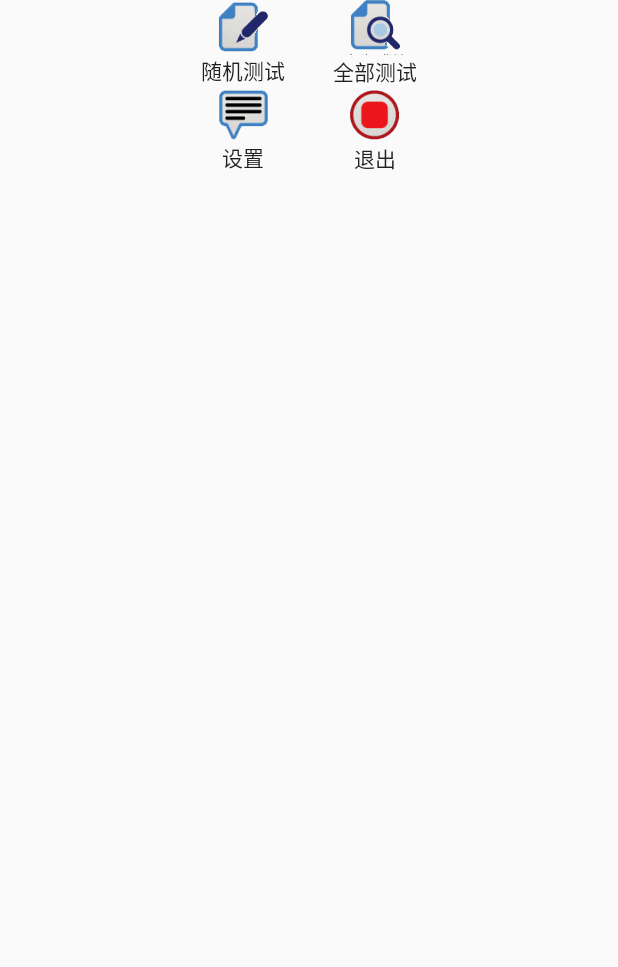
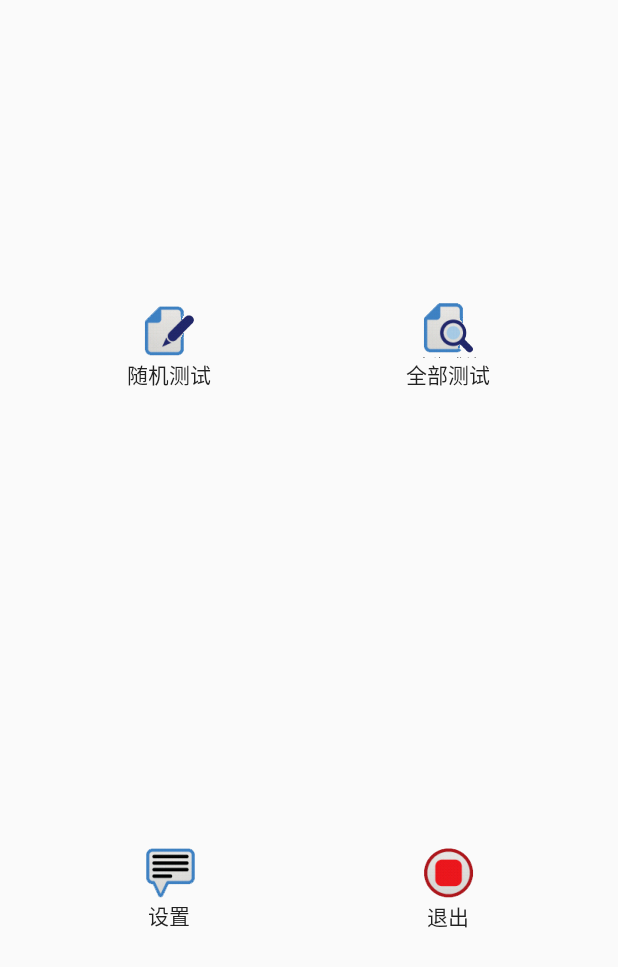
Before and after one commit to lxyheart/lxyjkbd, an Android app: the layout activity_main.xml on its own in the app's theme, with its tools: preview values and no code run, on a phone screen of 412 x 824 dp. Shown: the top 967 px of the screen. Run offline under Robolectric (Android 15) with nearby library versions, the phone set to English and light mode, and no system bars.

Commit message:
进一步修改主界面布局

```diff
--- a/app/src/main/res/layout/activity_main.xml
+++ b/app/src/main/res/layout/activity_main.xml
@@ -7,21 +7,28 @@
     <LinearLayout
         android:layout_width="match_parent"
         android:layout_height="wrap_content"
+        android:layout_weight="1"
         android:gravity="center"
         >
         <Button
-            android:layout_width="wrap_content"
+            android:layout_width="match_parent"
             android:layout_height="wrap_content"
             android:drawableTop="@mipmap/main_menu_exam"
             android:text="随机测试"
             android:background="@null"
+            android:layout_weight="1"
+            android:layout_marginLeft="20dp"
+            android:layout_marginTop="25dp"
             />
         <Button
-            android:layout_width="wrap_content"
+            android:layout_width="match_parent"
             android:layout_height="wrap_content"
             android:drawableTop="@mipmap/main_menu_result"
             android:text="全部测试"
             android:background="@null"
+            android:layout_weight="1"
+            android:layout_marginRight="20dp"
+            android:layout_marginTop="25dp"
             />
 
     </LinearLayout>
@@ -29,20 +36,27 @@
         android:layout_width="match_parent"
         android:layout_height="wrap_content"
         android:gravity="center"
+        android:layout_weight="1"
         >
         <Button
-            android:layout_width="wrap_content"
+            android:layout_width="match_parent"
             android:layout_height="wrap_content"
             android:drawableTop="@mipmap/main_menu_message"
             android:text="设置"
             android:background="@null"
+            android:layout_weight="1"
+            android:layout_marginLeft="20dp"
+            android:layout_marginBottom="25dp"
             />
         <Button
-            android:layout_width="wrap_content"
+            android:layout_width="match_parent"
             android:layout_height="wrap_content"
             android:drawableTop="@mipmap/main_menu_exit"
             android:text="退出"
             android:background="@null"
+            android:layout_weight="1"
+            android:layout_marginRight="20dp"
+            android:layout_marginBottom="25dp"
             />
 
     </LinearLayout>
```
